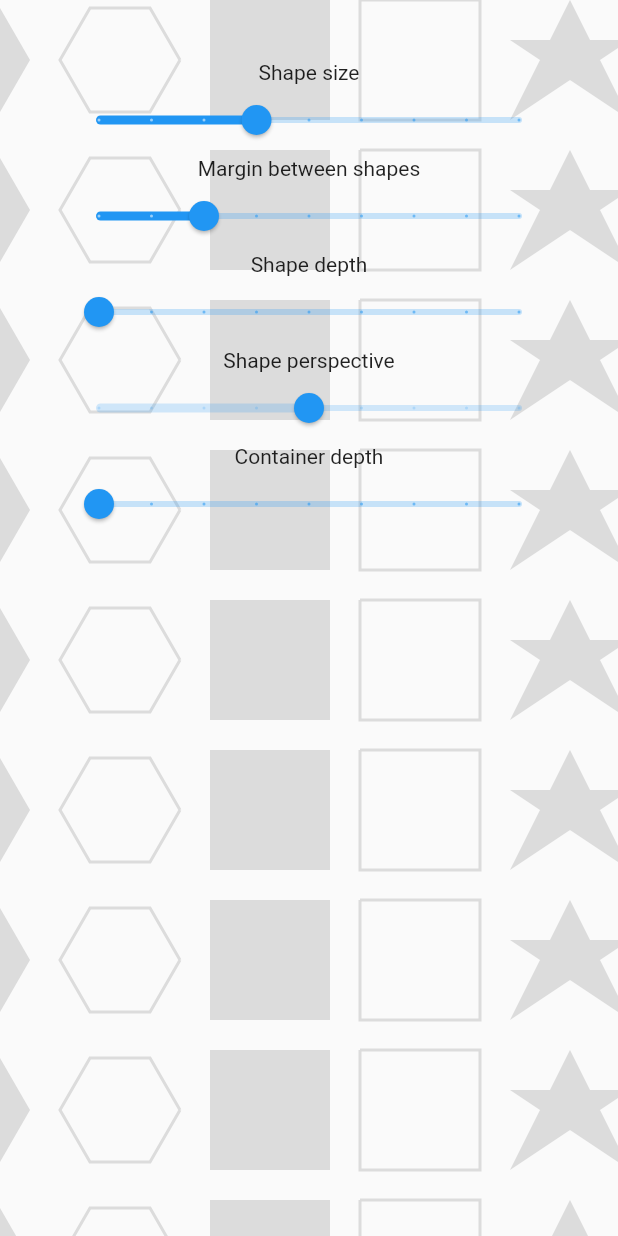
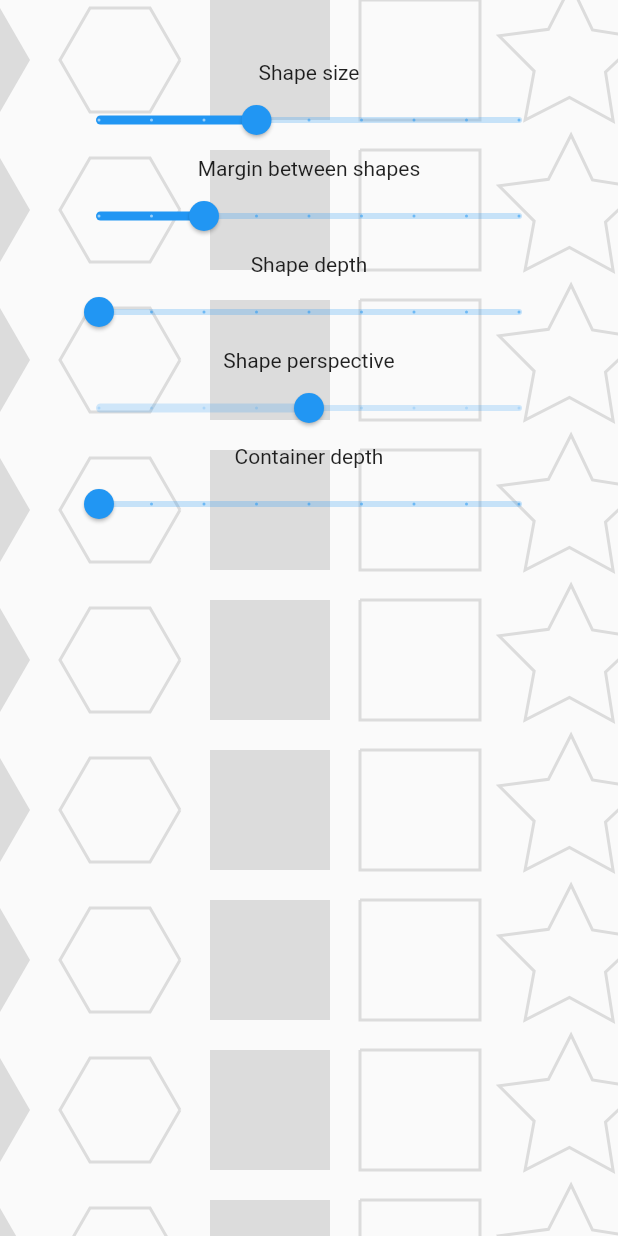
Before and after one commit to WilkoThomassen/flutter_background_patterns, a Flutter app: the screen it shows after launch, on a phone screen of 412 x 824 dp. Run offline on Flutter 3.47's test engine with Material 2 defaults, Android fonts, the phone set to English and light mode, and no system bars.

Commit message:
added the star properly

```diff
--- a/example/lib/configure_background_pattern.dart
+++ b/example/lib/configure_background_pattern.dart
@@ -17,25 +17,13 @@ class ConfigureBackgroundPatternState extends State<ConfigureBackgroundPattern>
 
   @override
   Widget build(BuildContext context) {
-    // star shape
-    List<Offset> customStarPath = [];
-
-    // build up a star
-    customStarPath.add(Offset(_shapeSize / 2, 0));
-    customStarPath.add(Offset(_shapeSize, _shapeSize));
-    customStarPath.add(Offset(0, _shapeSize / 3));
-    customStarPath.add(Offset(_shapeSize, _shapeSize / 3));
-    customStarPath.add(Offset(0, _shapeSize));
-    customStarPath.add(Offset(_shapeSize / 2, 0));
-
     return PatternContainer(
         shapeSize: _shapeSize,
         perspective: _perspective,
         shapeDepth: _shapeDepth,
         containerDepth: _containerDepth,
-        customPath: customStarPath,
         alignShapesVertical: true,
-        shapes: const [Shape.polygon, Shape.polygonOutlined, Shape.square, Shape.squareOutlined, Shape.custom, Shape.customOutlined],
+        shapes: const [Shape.polygon, Shape.polygonOutlined, Shape.square, Shape.squareOutlined, Shape.starOutlined],
         margin: _margin,
         shapeColor: Colors.black12,
         child: Padding(
--- a/example/lib/custom_background.dart
+++ b/example/lib/custom_background.dart
@@ -23,8 +23,8 @@ class CustomBackgroundPatternState extends State<CustomBackgroundPattern> {
     // build up a star
     customStarPath.add(Offset(_shapeSize / 2, 0));
     customStarPath.add(Offset(_shapeSize, _shapeSize));
-    customStarPath.add(Offset(0, _shapeSize / 3));
-    customStarPath.add(Offset(_shapeSize, _shapeSize / 3));
+    customStarPath.add(Offset(0, _shapeSize / 2.8));
+    customStarPath.add(Offset(_shapeSize, _shapeSize / 2.8));
     customStarPath.add(Offset(0, _shapeSize));
     customStarPath.add(Offset(_shapeSize / 2, 0));
 
--- a/lib/src/pattern_container.dart
+++ b/lib/src/pattern_container.dart
@@ -1,9 +1,10 @@
 import 'package:background_patterns/src/shapes/custom.dart';
 import 'package:background_patterns/src/shapes/polygon.dart';
 import 'package:background_patterns/src/shapes/square.dart';
+import 'package:background_patterns/src/shapes/star.dart';
 import 'package:flutter/material.dart';
 
-enum Shape { square, squareOutlined, polygon, polygonOutlined, custom, customOutlined }
+enum Shape { square, squareOutlined, polygon, polygonOutlined, star, starOutlined, custom, customOutlined }
 
 class PatternContainer extends StatelessWidget {
   final Widget child;
@@ -102,6 +103,10 @@ class PatternContainer extends StatelessWidget {
           offset: shapeOffset,
           isOutlined: true,
         );
+      case Shape.star:
+        return Star(size: rowShapeSize, color: shapeColor, depth: shapeDepth, perspective: perspective, offset: shapeOffset);
+      case Shape.starOutlined:
+        return Star(size: rowShapeSize, color: shapeColor, depth: shapeDepth, perspective: perspective, offset: shapeOffset, isOutlined: true);
       case Shape.custom:
         return Custom(
             size: rowShapeSize,
```
Also changed, not shown: lib/src/shapes/star.dart (+19 -7 lines).
